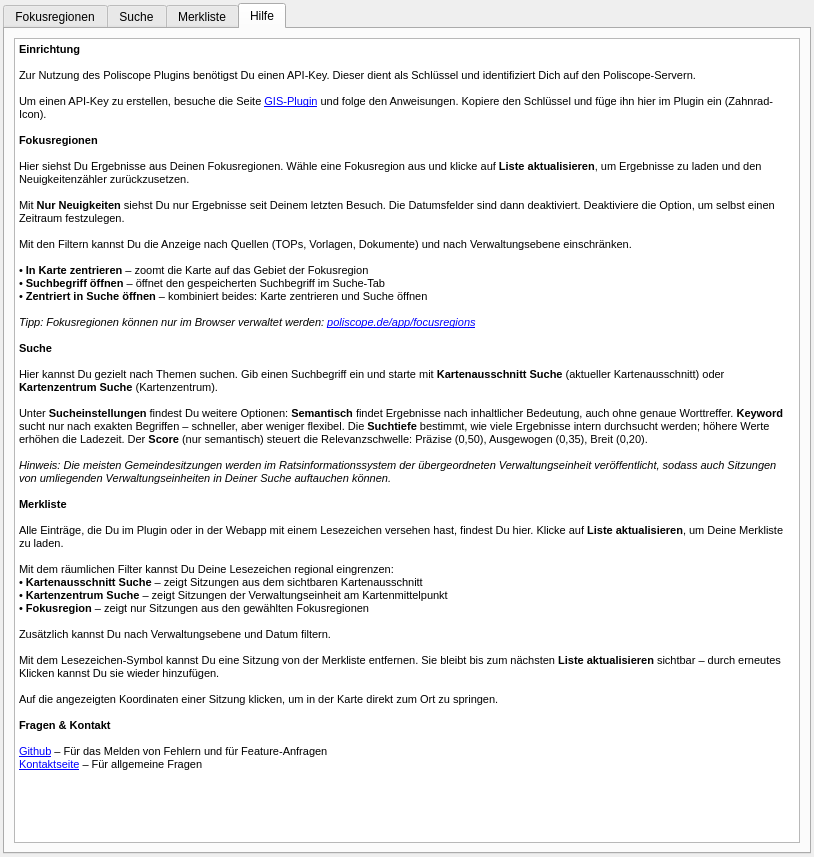
Before: the Qt Designer form ui/poliscope_plugin_dockwidget_base.ui in poliscope-de/poliscope-qgis-plugin, drawn with Qt 5.
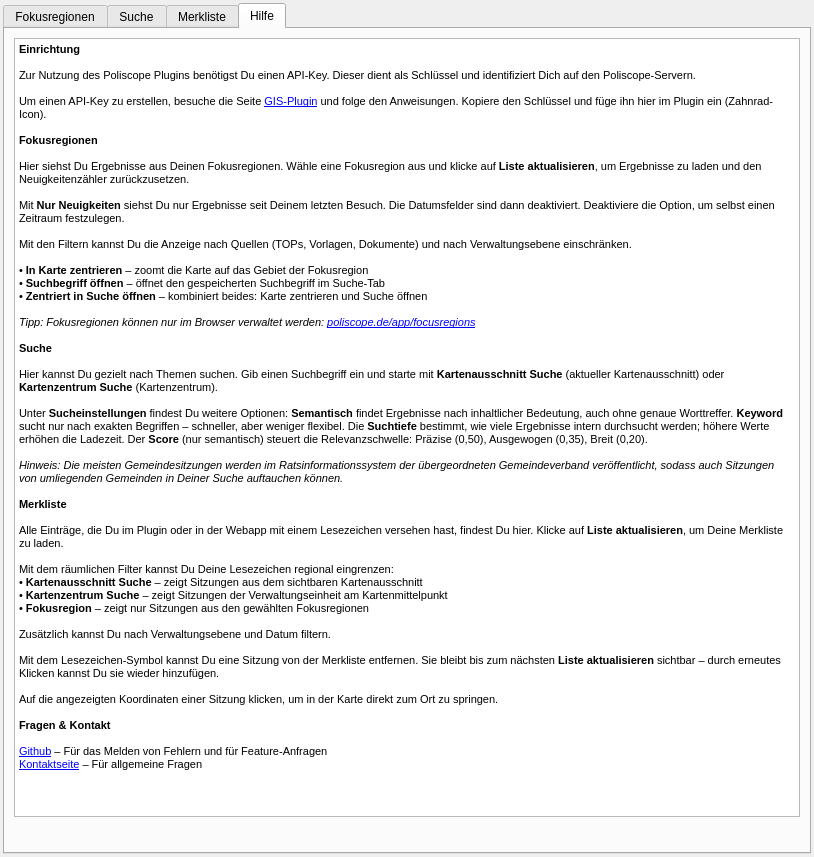
After: the same form once the commit is applied. The open tabs and pages were chosen to show the change. Icons and pictures are not drawn. Custom widgets are drawn as their Qt base class.

Commit message:
Hilfe-Tab: Zahnrad-Icon hinzugefügt, Hinweistext aktualisiert; README Adresse
- Gear icon (pbOptions_help) added to Hilfe tab, wired to openOptions
- Help text: Verwaltungseinheit → Gemeindeverband, Verwaltungseinheiten → Gemeinden
- README: updated company address

What changed in the file:
```diff
--- a/ui/poliscope_plugin_dockwidget_base.ui
+++ b/ui/poliscope_plugin_dockwidget_base.ui
@@ -1908,7 +1908,7 @@
 &lt;p style=&quot; margin-top:0px; margin-bottom:0px; margin-left:0px; margin-right:0px; -qt-block-indent:0; text-indent:0px;&quot;&gt; &lt;/p&gt;
 &lt;p style=&quot; margin-top:0px; margin-bottom:0px; margin-left:0px; margin-right:0px; -qt-block-indent:0; text-indent:0px;&quot;&gt;&lt;span style=&quot; font-size:8pt;&quot;&gt;Unter &lt;/span&gt;&lt;span style=&quot; font-size:8pt; font-weight:600;&quot;&gt;Sucheinstellungen&lt;/span&gt;&lt;span style=&quot; font-size:8pt;&quot;&gt; findest Du weitere Optionen: &lt;/span&gt;&lt;span style=&quot; font-size:8pt; font-weight:600;&quot;&gt;Semantisch&lt;/span&gt;&lt;span style=&quot; font-size:8pt;&quot;&gt; findet Ergebnisse nach inhaltlicher Bedeutung, auch ohne genaue Worttreffer. &lt;/span&gt;&lt;span style=&quot; font-size:8pt; font-weight:600;&quot;&gt;Keyword&lt;/span&gt;&lt;span style=&quot; font-size:8pt;&quot;&gt; sucht nur nach exakten Begriffen – schneller, aber weniger flexibel. Die &lt;/span&gt;&lt;span style=&quot; font-size:8pt; font-weight:600;&quot;&gt;Suchtiefe&lt;/span&gt;&lt;span style=&quot; font-size:8pt;&quot;&gt; bestimmt, wie viele Ergebnisse intern durchsucht werden; höhere Werte erhöhen die Ladezeit. Der &lt;/span&gt;&lt;span style=&quot; font-size:8pt; font-weight:600;&quot;&gt;Score&lt;/span&gt;&lt;span style=&quot; font-size:8pt;&quot;&gt; (nur semantisch) steuert die Relevanzschwelle: Präzise (0,50), Ausgewogen (0,35), Breit (0,20).&lt;/span&gt;&lt;/p&gt;
 &lt;p style=&quot; margin-top:0px; margin-bottom:0px; margin-left:0px; margin-right:0px; -qt-block-indent:0; text-indent:0px;&quot;&gt; &lt;/p&gt;
-&lt;p style=&quot; margin-top:0px; margin-bottom:0px; margin-left:0px; margin-right:0px; -qt-block-indent:0; text-indent:0px;&quot;&gt;&lt;span style=&quot; font-size:8pt; font-style:italic;&quot;&gt;Hinweis: Die meisten Gemeindesitzungen werden im Ratsinformationssystem der übergeordneten Verwaltungseinheit veröffentlicht, sodass auch Sitzungen von umliegenden Verwaltungseinheiten in Deiner Suche auftauchen können.&lt;/span&gt;&lt;/p&gt;
+&lt;p style=&quot; margin-top:0px; margin-bottom:0px; margin-left:0px; margin-right:0px; -qt-block-indent:0; text-indent:0px;&quot;&gt;&lt;span style=&quot; font-size:8pt; font-style:italic;&quot;&gt;Hinweis: Die meisten Gemeindesitzungen werden im Ratsinformationssystem der übergeordneten Gemeindeverband veröffentlicht, sodass auch Sitzungen von umliegenden Gemeinden in Deiner Suche auftauchen können.&lt;/span&gt;&lt;/p&gt;
 &lt;p style=&quot; margin-top:0px; margin-bottom:0px; margin-left:0px; margin-right:0px; -qt-block-indent:0; text-indent:0px;&quot;&gt; &lt;/p&gt;
 &lt;p style=&quot; margin-top:0px; margin-bottom:0px; margin-left:0px; margin-right:0px; -qt-block-indent:0; text-indent:0px;&quot;&gt;&lt;span style=&quot; font-size:8pt; font-weight:600;&quot;&gt;Merkliste&lt;/span&gt;&lt;/p&gt;
 &lt;p style=&quot; margin-top:0px; margin-bottom:0px; margin-left:0px; margin-right:0px; -qt-block-indent:0; text-indent:0px;&quot;&gt; &lt;/p&gt;
@@ -1936,6 +1936,50 @@
           </property>
          </widget>
         </item>
+        <item>
+         <layout class="QHBoxLayout" name="horizontalLayout_help">
+          <property name="spacing">
+           <number>0</number>
+          </property>
+          <property name="topMargin">
+           <number>0</number>
+          </property>
+          <item>
+           <spacer name="horizontalSpacer_help">
+            <property name="orientation">
+             <enum>Qt::Horizontal</enum>
+            </property>
+            <property name="sizeHint" stdset="0">
+             <size>
+              <width>40</width>
+              <height>20</height>
+             </size>
+            </property>
+           </spacer>
+          </item>
+          <item>
+           <widget class="QPushButton" name="pbOptions_help">
+            <property name="maximumSize">
+             <size>
+              <width>26</width>
+              <height>26</height>
+             </size>
+            </property>
+            <property name="styleSheet">
+             <string notr="true">    border: none;
+    background: transparent;</string>
+            </property>
+            <property name="text">
+             <string/>
+            </property>
+            <property name="icon">
+             <iconset>
+              <normaloff>../resources/icons/settings.svg</normaloff>../resources/icons/settings.svg</iconset>
+            </property>
+           </widget>
+          </item>
+         </layout>
+        </item>
        </layout>
       </widget>
      </widget>
```
The commit also changes 2 other files.
